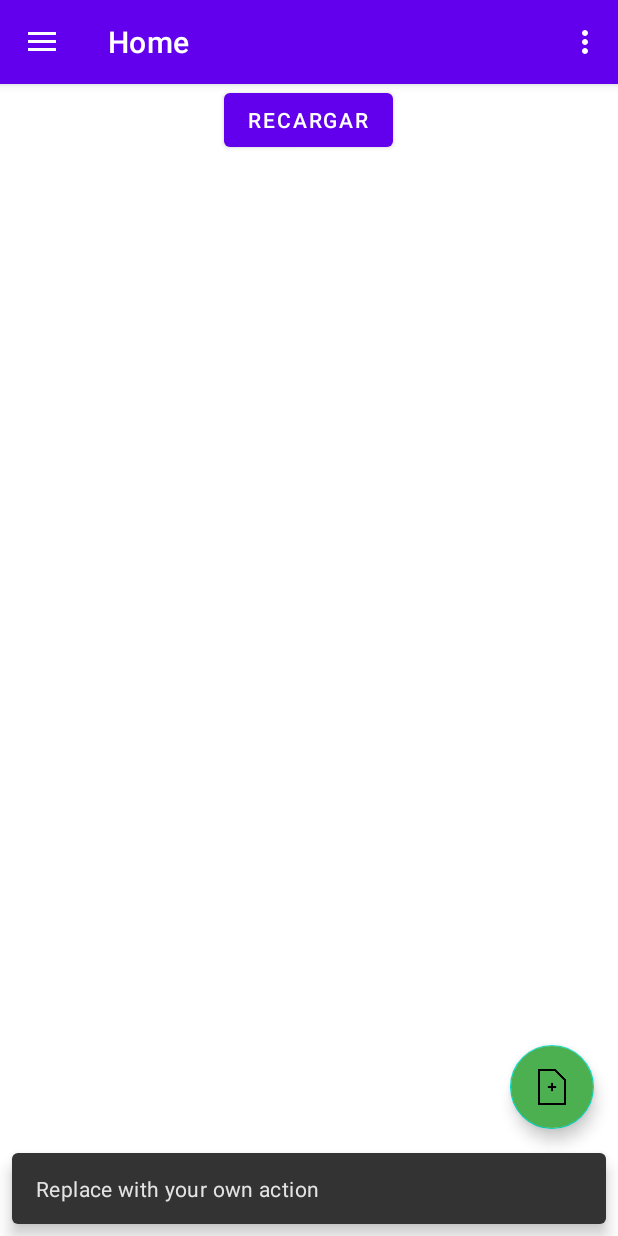
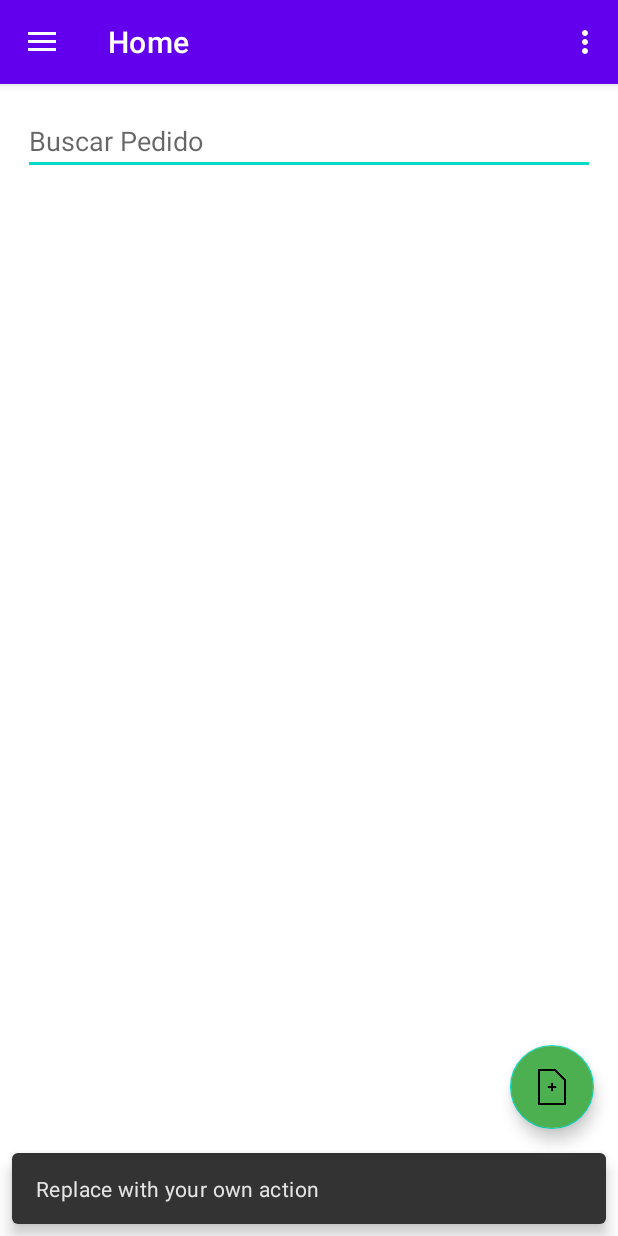
Before and after one commit to Felgrynd/Garmoxu_Mobile, an Android app: the MenuMain screen opened directly, with no data from a screen before it, after a tap on an icon or button, on a phone screen of 412 x 824 dp. Run offline under Robolectric (Android 15) with nearby library versions, the phone set to English and light mode, and no system bars; our stand-ins replace navigation-ui; network calls fail.

Commit message:
v0.1.2
-Añadir nuevos controles en ActivityHome
-cambio de nombres en el navegationdrawer

```diff
--- a/PFC/app/src/main/java/pruebas/com/pfc/MenuMain.java
+++ b/PFC/app/src/main/java/pruebas/com/pfc/MenuMain.java
@@ -22,7 +22,7 @@ public class MenuMain extends AppCompatActivity {
     private ActivityMenuMainBinding binding;
 
     private ImageView ivPuesto;
-    private TextView tvNombreUser, tvUsuarioPuesto;
+    private TextView tvNombre, tvUser;
 
     @Override
     protected void onCreate(Bundle savedInstanceState) {
@@ -36,12 +36,12 @@ public class MenuMain extends AppCompatActivity {
         View headerView = nv.getHeaderView(0);
 
         ivPuesto = headerView.findViewById(R.id.ivPuesto);
-        tvNombreUser = headerView.findViewById(R.id.tvNombreUser);
-        tvUsuarioPuesto = headerView.findViewById(R.id.tvUsuarioPuesto);
+        tvUser = headerView.findViewById(R.id.tvUser);
+        tvNombre = headerView.findViewById(R.id.tvNombre);
 
         //ivPuesto.setImageResource(R.drawable.ic_launcher_foreground);
-        tvNombreUser.setText("Usuario de prueba");
-        tvUsuarioPuesto.setText("usuario@dominio.com (Puesto)");
+        tvUser.setText(getIntent().getStringExtra("NombreUsuario"));
+        tvNombre.setText(getIntent().getStringExtra("NombreEmpleado"));
 //1------*/
 
         setSupportActionBar(binding.appBarMenuMain.toolbar);
--- a/PFC/app/src/main/java/pruebas/com/pfc/ui/home/HomeFragment.java
+++ b/PFC/app/src/main/java/pruebas/com/pfc/ui/home/HomeFragment.java
@@ -5,6 +5,7 @@ import android.view.LayoutInflater;
 import android.view.View;
 import android.view.ViewGroup;
 import android.widget.Button;
+import android.widget.EditText;
 import android.widget.ListView;
 import android.widget.TextView;
 import android.widget.Toast;
@@ -19,8 +20,7 @@ import pruebas.com.pfc.databinding.FragmentHomeBinding;
 
 public class HomeFragment extends Fragment {
 
-    private ListView lvMesas;
-    private Button btnRecargar;
+    private EditText etBuscarMesaPropio;
 
     public HomeFragment() {
         // Required empty public constructor
@@ -38,13 +38,9 @@ public class HomeFragment extends Fragment {
         // Inflate the layout for this fragment
         View v = inflater.inflate(R.layout.fragment_home, container, false);
 
-        btnRecargar = (Button) v.findViewById(R.id.btnRecargar);
-        btnRecargar.setOnClickListener(new View.OnClickListener() {
-            @Override
-            public void onClick(View view) {
-                Toast.makeText(getActivity(), "ASd", Toast.LENGTH_SHORT).show();
-            }
-        });
+        etBuscarMesaPropio = (EditText) v.findViewById(R.id.etBuscarMesaPropio);
+
+
 
         return v;
     }
--- a/PFC/app/src/main/res/layout/fragment_home.xml
+++ b/PFC/app/src/main/res/layout/fragment_home.xml
@@ -6,20 +6,23 @@
     android:layout_width="match_parent"
     android:layout_height="match_parent"
     android:orientation="vertical"
+    android:padding="15dp"
     tools:context=".ui.home.HomeFragment" >
 
-    <Button
-        android:layout_width="wrap_content"
+    <EditText
+        android:layout_width="match_parent"
         android:layout_height="wrap_content"
-        android:id="@+id/btnRecargar"
-        android:layout_gravity="center"
-        android:text="Recargar"
+        android:hint="Buscar Pedido"
+        android:id="@+id/etBuscarMesaPropio"
         />
 
-    <ListView
-        android:layout_margin="5dp"
+    <LinearLayout
+        android:orientation="vertical"
         android:layout_width="match_parent"
-        android:layout_height="wrap_content"
-        android:id="@+id/lvMesas"/>
+        android:layout_height="match_parent"
+        android:id="@+id/llMesasPropias">
+
+
+    </LinearLayout>
 
 </LinearLayout>
--- a/PFC/settings.gradle
+++ b/PFC/settings.gradle
@@ -6,5 +6,5 @@ dependencyResolutionManagement {
         jcenter() // Warning: this repository is going to shut down soon
     }
 }
-rootProject.name = "PFC"
+rootProject.name = "Garmoxu_Mobile"
 include ':app'
```
Also changed, not shown: PFC/app/src/main/java/pruebas/com/pfc/InicioSesion.java (+12 -1 lines), PFC/app/src/main/res/layout/nav_header_menu_main.xml (+4 -4 lines), PFC/app/src/main/res/drawable-v24/garmoxu_red.png (added).
